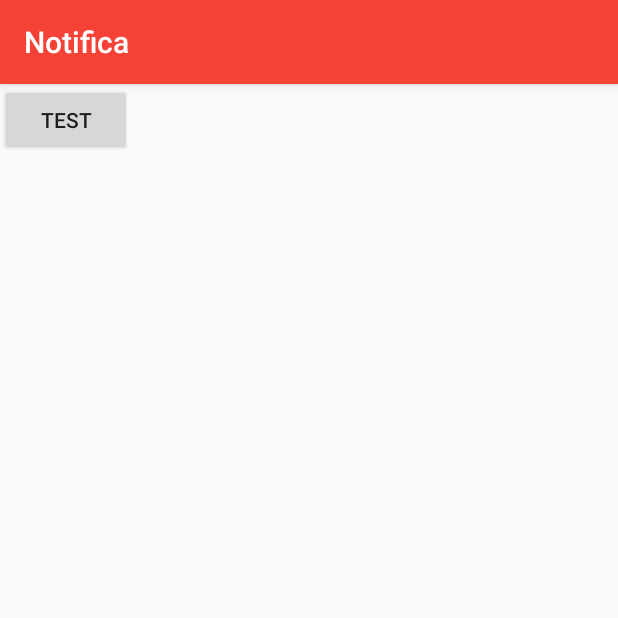
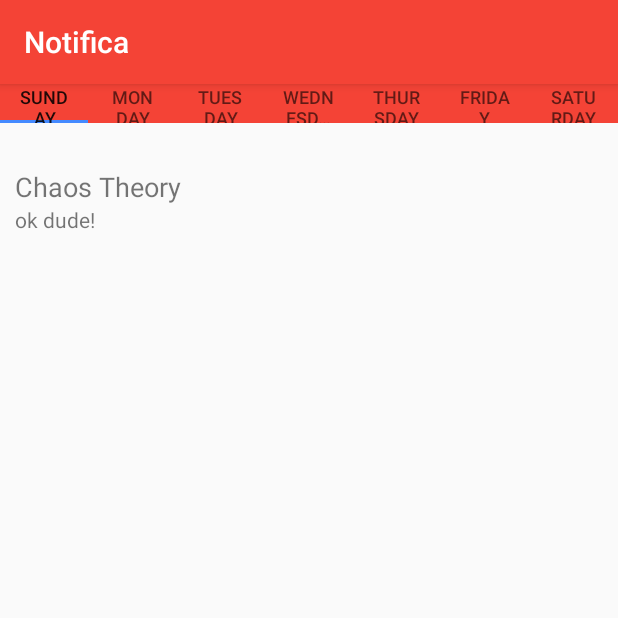
Before and after one commit to coders-circle/Notifica, an Android app: the screen it shows after launch (MainActivity), on a phone screen of 412 x 824 dp, the top half of it. Run offline under Robolectric (Android 15) with nearby library versions, the phone set to English and light mode, and no system bars.

Commit message:
Add routine view

```diff
--- a/android/app/build.gradle
+++ b/android/app/build.gradle
@@ -23,4 +23,6 @@ dependencies {
     compile fileTree(dir: 'libs', include: ['*.jar'])
     testCompile 'junit:junit:4.12'
     compile 'com.android.support:appcompat-v7:23.1.1'
+    compile 'com.android.support:recyclerview-v7:+'
+    compile 'com.android.support:design:23.1.1'
 }
--- a/android/app/src/main/java/com/lipi/notifica/MainActivity.java
+++ b/android/app/src/main/java/com/lipi/notifica/MainActivity.java
@@ -1,6 +1,7 @@
 package com.lipi.notifica;
 
 import android.content.Intent;
+import android.support.v4.app.FragmentManager;
 import android.support.v7.app.AppCompatActivity;
 import android.os.Bundle;
 import android.support.v7.widget.Toolbar;
@@ -10,9 +11,9 @@ import android.widget.Button;
 
 public class MainActivity extends AppCompatActivity {
 
-    private static final String TAG = "MyActivity";
+//    private static final String TAG = "MyActivity";
     private Toolbar toolbar;
-    Button test;
+//    Button test;
 
 
 
@@ -21,17 +22,21 @@ public class MainActivity extends AppCompatActivity {
         super.onCreate(savedInstanceState);
         setContentView(R.layout.activity_main);
 
-        test  = (Button) findViewById(R.id.test);
-        test.setText("Test");
+        FragmentManager fragmentManager = getSupportFragmentManager();
+        fragmentManager.beginTransaction()
+                .replace(R.id.frame_content, new RoutineFragment()).commitAllowingStateLoss();
+
+//        test  = (Button) findViewById(R.id.test);
+//        test.setText("Test");
 
         toolbar = (Toolbar) findViewById(R.id.tool_bar);
         setSupportActionBar(toolbar);
 
     }
-    public void Press(View v) {
-        Intent i = new Intent(this,SubjectDetailsActivity.class);
-        startActivity(i);
-        Log.d(TAG, "Press: zzz");
-    }
+//    public void Press(View v) {
+//        Intent i = new Intent(this, RoutineFragment.class);
+//        startActivity(i);
+//        Log.d(TAG, "Press: zzz");
+//    }
 
 }
--- /dev/null
+++ b/android/app/src/main/java/com/lipi/notifica/Period.java
@@ -0,0 +1,13 @@
+package com.lipi.notifica;
+
+/**
+ * Created by fhx on 1/1/16.
+ */
+public class Period {
+    public String subject;
+    public String remarks;
+    Period(){
+        subject = "Chaos Theory";
+        remarks = "ok dude!";
+    }
+}
--- /dev/null
+++ b/android/app/src/main/java/com/lipi/notifica/PeriodAdapter.java
@@ -0,0 +1,49 @@
+package com.lipi.notifica;
+
+import android.support.v7.widget.RecyclerView;
+import android.view.LayoutInflater;
+import android.view.View;
+import android.view.ViewGroup;
+import android.widget.TextView;
+
+import java.util.List;
+
+/**
+ * Created by fhx on 1/1/16.
+ */
+public class PeriodAdapter extends RecyclerView.Adapter<PeriodAdapter.PeriodViewHolder>{
+    List<Period> mPeriods;
+
+    public PeriodAdapter(List<Period> periods){
+        mPeriods = periods;
+    }
+
+    @Override
+    public int getItemCount() {
+        return mPeriods.size();
+    }
+
+    @Override
+    public PeriodViewHolder onCreateViewHolder(ViewGroup parent, int viewType) {
+        return new PeriodViewHolder(LayoutInflater.
+                from(parent.getContext()).
+                inflate(R.layout.layout_period, parent, false));
+    }
+
+    @Override
+    public void onBindViewHolder(PeriodViewHolder holder, int position) {
+        Period period = mPeriods.get(position);
+        holder.subject.setText(period.subject);
+        holder.remarks.setText(period.remarks);
+    }
+
+    public class PeriodViewHolder extends RecyclerView.ViewHolder{
+        protected TextView subject;
+        protected TextView remarks;
+        public PeriodViewHolder(View v){
+            super(v);
+            subject = (TextView)v.findViewById(R.id.subject);
+            remarks = (TextView)v.findViewById(R.id.remarks);
+        }
+    }
+}
--- /dev/null
+++ b/android/app/src/main/java/com/lipi/notifica/RoutineDayFragment.java
@@ -0,0 +1,36 @@
+package com.lipi.notifica;
+
+import android.os.Bundle;
+import android.support.annotation.Nullable;
+import android.support.v4.app.Fragment;
+import android.support.v7.widget.LinearLayoutManager;
+import android.support.v7.widget.RecyclerView;
+import android.view.LayoutInflater;
+import android.view.View;
+import android.view.ViewGroup;
+
+
+/**
+ * Created by fhx on 1/1/16.
+ */
+public class RoutineDayFragment extends Fragment{
+    private RecyclerView.Adapter mAdapter;
+    private int mDay;
+
+    @Nullable
+    @Override
+    public View onCreateView(LayoutInflater inflater, ViewGroup container, Bundle savedInstanceState) {
+        View rootView = inflater.inflate(R.layout.fragment_routine_day, container, false);
+        RecyclerView recyclerView;
+        RecyclerView.LayoutManager layoutManager;
+        recyclerView = (RecyclerView)rootView.findViewById(R.id.recycler_view_periods);
+        recyclerView.setHasFixedSize(true);
+        layoutManager = new LinearLayoutManager(rootView.getContext());
+        recyclerView.setLayoutManager(layoutManager);
+        Bundle args = getArguments();
+        mDay = args.getInt("day");
+        mAdapter = new PeriodAdapter(((RoutineFragment)getParentFragment()).routine.get(mDay));
+        recyclerView.setAdapter(mAdapter);
+        return rootView;
+    }
+}
--- /dev/null
+++ b/android/app/src/main/java/com/lipi/notifica/RoutineFragment.java
@@ -0,0 +1,99 @@
+package com.lipi.notifica;
+
+import android.app.Activity;
+import android.os.Bundle;
+import android.os.Parcelable;
+import android.support.v4.app.Fragment;
+import android.support.v4.app.FragmentManager;
+import android.support.v4.app.FragmentStatePagerAdapter;
+import android.support.v4.view.ViewPager;
+import android.support.design.widget.TabLayout;
+import android.view.LayoutInflater;
+import android.view.View;
+import android.view.ViewGroup;
+
+import java.util.ArrayList;
+import java.util.List;
+
+/**
+ * Created by fhx on 1/1/16.
+ */
+public class RoutineFragment extends Fragment {
+    static final int NUM_TABS = 7;
+    static final int NUM_DAYS = 7;
+    static final String[] tabTitles = {"Sunday", "Monday", "Tuesday", "Wednesday", "Thursday", "Friday", "Saturday"};
+    private RoutineDayFragment mCurrentFragment;
+    public ArrayList<ArrayList<Period>> routine;
+
+    public RoutineFragment(){
+        routine = new ArrayList<>();
+        for( int i = 0; i < NUM_DAYS; i++){
+            routine.add(new ArrayList<Period>());
+        }
+        Period testPeriod = new Period();
+        routine.get(0).add(testPeriod);
+    }
+
+    @Override
+    public void onAttach(Activity activity){
+        super.onAttach(activity);
+    }
+
+    @Override
+    public View onCreateView(LayoutInflater inflater, ViewGroup container, Bundle savedInstanceState){
+        return inflater.inflate(R.layout.fragment_routine, container, false);
+    }
+
+    @Override
+    public void onActivityCreated(Bundle savedInstanceState) {
+        super.onActivityCreated(savedInstanceState);
+        DaysTabsPagerAdapter adapter = new DaysTabsPagerAdapter(getChildFragmentManager());
+        ViewPager viewPager = (ViewPager) getActivity().findViewById(R.id.pager_routine);
+        viewPager.setAdapter(adapter);
+
+        TabLayout tabLayout = (TabLayout) getActivity().findViewById(R.id.tabs_days);
+        tabLayout.setupWithViewPager(viewPager);
+        viewPager.addOnPageChangeListener(new TabLayout.TabLayoutOnPageChangeListener(tabLayout));
+    }
+
+    public class DaysTabsPagerAdapter extends FragmentStatePagerAdapter {
+        public DaysTabsPagerAdapter(FragmentManager fm) {
+            super(fm);
+        }
+
+        @Override
+        public int getCount() {
+            return NUM_TABS;
+        }
+
+        @Override
+        public CharSequence getPageTitle(int position) {
+            return tabTitles[position];
+        }
+
+        @Override
+        public Fragment getItem(int position) {
+            if (position < 0 || position > 6)
+                return null;
+
+            Fragment fragment = new RoutineDayFragment();
+            Bundle args = new Bundle();
+            args.putInt("day", position);
+            fragment.setArguments(args);
+            return fragment;
+        }
+
+        @Override
+        public void restoreState(Parcelable arg0, ClassLoader arg1) {
+            //do nothing here! no call to super.restoreState(arg0, arg1);
+        }
+
+        @Override
+        public void setPrimaryItem(ViewGroup container, int position, Object object) {
+            if (mCurrentFragment != object) {
+                mCurrentFragment = (RoutineDayFragment) object;
+            }
+            super.setPrimaryItem(container, position, object);
+        }
+    }
+}
--- a/android/app/src/main/res/layout/activity_main.xml
+++ b/android/app/src/main/res/layout/activity_main.xml
@@ -12,9 +12,13 @@
         android:layout_width="match_parent"
         />
 
-    <Button
+    <FrameLayout
+        android:id="@+id/frame_content"
+        android:layout_width="match_parent"
+        android:layout_height="match_parent"/>
+    <!--<Button
         android:layout_width="wrap_content"
         android:layout_height="wrap_content"
         android:id="@+id/test"
-        android:onClick="Press"/>
+        android:onClick="Press"/>-->
 </LinearLayout>
--- /dev/null
+++ b/android/app/src/main/res/layout/fragment_routine.xml
@@ -0,0 +1,19 @@
+<?xml version="1.0" encoding="utf-8"?>
+<LinearLayout xmlns:android="http://schemas.android.com/apk/res/android"
+    android:orientation="vertical"
+    android:layout_width="match_parent"
+    android:layout_height="match_parent">
+
+    <android.support.design.widget.TabLayout
+        android:background="@color/colorPrimary"
+        android:id="@+id/tabs_days"
+        android:layout_width="match_parent"
+        android:layout_height="26dp" />
+
+    <android.support.v4.view.ViewPager
+        android:layout_marginTop="20dp"
+        xmlns:android="http://schemas.android.com/apk/res/android"
+        android:id="@+id/pager_routine"
+        android:layout_width="match_parent"
+        android:layout_height="match_parent"/>
+</LinearLayout>
--- /dev/null
+++ b/android/app/src/main/res/layout/fragment_routine_day.xml
@@ -0,0 +1,12 @@
+<?xml version="1.0" encoding="utf-8"?>
+<LinearLayout xmlns:android="http://schemas.android.com/apk/res/android"
+    android:orientation="vertical" android:layout_width="match_parent"
+    android:layout_height="match_parent">
+
+    <android.support.v7.widget.RecyclerView
+        android:id="@+id/recycler_view_periods"
+        android:scrollbars="vertical"
+        android:layout_width="match_parent"
+        android:layout_height="match_parent"/>
+
+</LinearLayout>
--- /dev/null
+++ b/android/app/src/main/res/layout/layout_period.xml
@@ -0,0 +1,22 @@
+<?xml version="1.0" encoding="utf-8"?>
+<LinearLayout xmlns:android="http://schemas.android.com/apk/res/android"
+    android:orientation="vertical" android:layout_width="match_parent"
+    android:layout_height="wrap_content">
+
+    <TextView
+        android:id="@+id/subject"
+        android:text="subject"
+        android:textSize="18dp"
+        android:layout_width="wrap_content"
+        android:layout_height="wrap_content"
+        android:layout_marginTop="10dp"
+        android:layout_marginLeft="10dp"/>
+
+    <TextView
+        android:id="@+id/remarks"
+        android:text="remarks"
+        android:layout_width="wrap_content"
+        android:layout_height="wrap_content"
+        android:layout_marginLeft="10dp"/>
+
+</LinearLayout>
```
Also changed, not shown: 1 other file.
